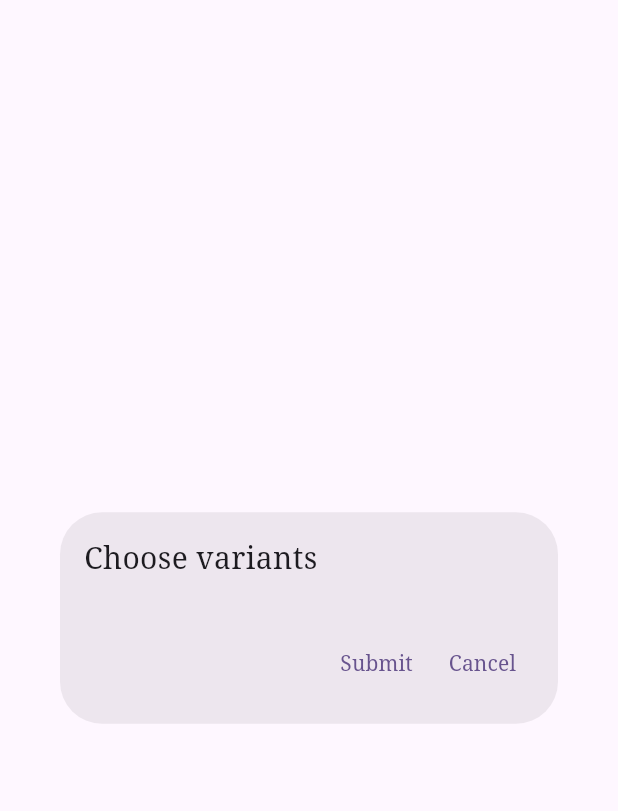
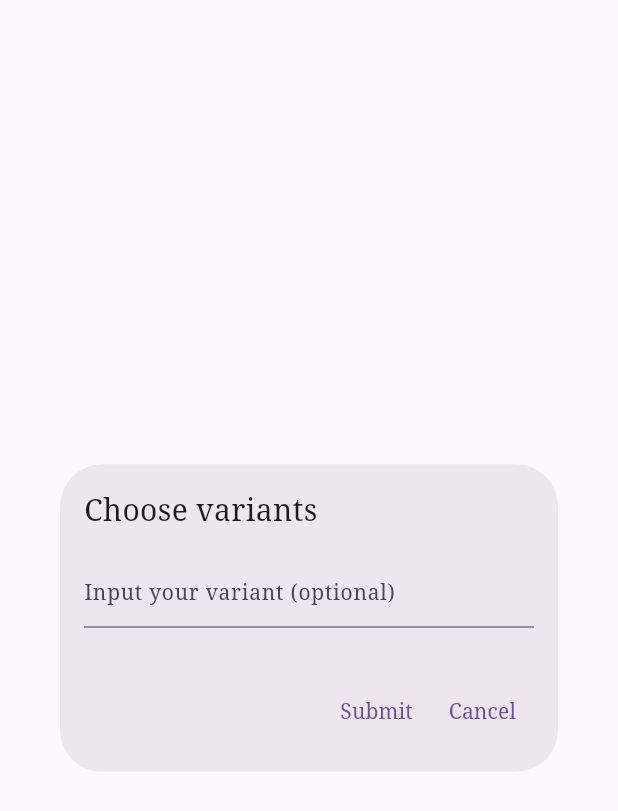
Before and after one commit to elizabethsal/desktop_doc_generator, a Flutter app: the DocumentVariantChooserDialog widget shown alone on an empty page, opened directly with empty values, on a phone screen of 412 x 824 dp. Shown: the top 811 px of the screen. Run offline on Flutter 3.47's test engine with Material 3 defaults, Android fonts, the light colour scheme and no system bars; our stand-ins replace file_picker, pdf, printing; missing offline and left inert: share_extend; generated files the repository leaves out were written again.

Commit message:
added manual text field input in variant selection dialog

```diff
--- a/lib/common/document_variant_chooser_dialog.dart
+++ b/lib/common/document_variant_chooser_dialog.dart
@@ -6,14 +6,18 @@ import '../resources/const.dart';
 
 class DocumentVariantChooserDialog extends StatefulWidget {
   final List<String> items;
-  final Function(List<String> selected) onSubmit;
+  final Function(List<String> selected, String? manualInput) onSubmit;
   final List<String> preselectedItems;
+  final String? manualInput;
+  final bool withManualInput;
 
   const DocumentVariantChooserDialog(
       {super.key,
       required this.items,
       required this.onSubmit,
-      required this.preselectedItems});
+      required this.preselectedItems,
+      this.manualInput,
+      this.withManualInput = true});
 
   @override
   _DocumentVariantChooserDialogState createState() =>
@@ -23,6 +27,22 @@ class DocumentVariantChooserDialog extends StatefulWidget {
 class _DocumentVariantChooserDialogState
     extends State<DocumentVariantChooserDialog> {
   late List<String> selectedItems = widget.preselectedItems;
+  late List<String?> allItems = [];
+  final TextEditingController manualController = TextEditingController();
+
+  @override
+  void initState() {
+    super.initState();
+    allItems.addAll(widget.items);
+    if (widget.manualInput != null || widget.withManualInput) {
+      //adding null element to use it as placeholder in itemBuilder and show TextField
+      allItems.add(null);
+    }
+    if (widget.manualInput != null) {
+      //prefill TextField with text, if there is any filled previously
+      manualController.text = widget.manualInput!;
+    }
+  }
 
   @override
   Widget build(BuildContext context) {
@@ -44,12 +64,27 @@ class _DocumentVariantChooserDialogState
               const SizedBox(height: DEFAULT_MARGIN),
               Flexible(
                 child: ListView.builder(
+                    padding: const EdgeInsets.only(bottom: DEFAULT_MARGIN),
                     shrinkWrap: true,
-                    itemCount: widget.items.length,
+                    itemCount: allItems.length,
                     itemBuilder: (context, index) {
+                      String? item = allItems[index];
+                      if (item == null) {
+                        //if item in allItems == null, then return TextField
+                        return TextField(
+                          controller: manualController,
+                          style: const TextStyle(fontSize: FONT_TEXT),
+                          decoration: InputDecoration(
+                              hintStyle: const TextStyle(fontSize: FONT_TEXT),
+                              hintText: AppLocalizations.of(context)!
+                                  .input_variant_hint),
+                        );
+                      } else {
+                        // else - return default checkbox list element
                         return ListElement(
-                        item: widget.items[index],
-                        isChecked: selectedItems.contains(widget.items[index]),
+                          item: item,
+                          isChecked:
+                              selectedItems.contains(widget.items[index]),
                           onItemSelected: (item) {
                             setState(() {
                               if (selectedItems.contains(item)) {
@@ -60,6 +95,7 @@ class _DocumentVariantChooserDialogState
                             });
                           },
                         );
+                      }
                     }),
               ),
               const SizedBox(height: DEFAULT_MARGIN),
@@ -69,7 +105,8 @@ class _DocumentVariantChooserDialogState
                 children: [
                   TextButton(
                       onPressed: () {
-                        widget.onSubmit(selectedItems);
+                        //getting input text from manualController of TextField and passing in lambda's second param
+                        widget.onSubmit(selectedItems, manualController.text);
                         Navigator.of(context).pop();
                       },
                       child: Text(AppLocalizations.of(context)!
@@ -110,11 +147,12 @@ class ListElement extends StatelessWidget {
         children: [
           Icon(isChecked ? Icons.check_box : Icons.check_box_outline_blank),
           const SizedBox(width: DEFAULT_MARGIN_SMALL),
-
-          Expanded(
-            child: Text(item, style: const TextStyle(fontSize: FONT_TEXT), softWrap: true,
+          Flexible(
+            child: Text(
+              item, style: const TextStyle(fontSize: FONT_TEXT), softWrap: true,
               textAlign: TextAlign.start,
-                overflow: TextOverflow.ellipsis,
+              //no need to use overflow logic if we need softWrap
+              //overflow: TextOverflow.ellipsis,
             ),
           ),
         ],
--- a/lib/l10n/app_en.arb
+++ b/lib/l10n/app_en.arb
@@ -11,6 +11,7 @@
   "share": "Generate document & share",
   "save": "Generate document & save",
   "print": "Generate document & print",
+  "input_variant_hint": "Input your variant (optional)",
   "document_multiple_choose_item_dialog_label": "Choose variants",
   "document_multiple_choose_item_dialog_submit_button": "Submit",
   "document_multiple_choose_item_dialog_cancel_button": "Cancel"
--- a/lib/l10n/app_ru.arb
+++ b/lib/l10n/app_ru.arb
@@ -11,6 +11,7 @@
   "share": "Сгенерировать документ и поделиться",
   "save": "Cгенерировать документ и сохранить",
   "print": "Cгенерировать документ и распечатать",
+  "input_variant_hint": "Введите свой вариант вручную (опционально)",
   "document_multiple_choose_item_dialog_label": "Выберите варианты",
   "document_multiple_choose_item_dialog_submit_button": "Вставить",
   "document_multiple_choose_item_dialog_cancel_button": "Отмена"
```
Also changed, not shown: lib/common/dropdown_item.dart (+7 -3 lines), pubspec.lock. Lines whose indentation alone changed are shown as unchanged.
